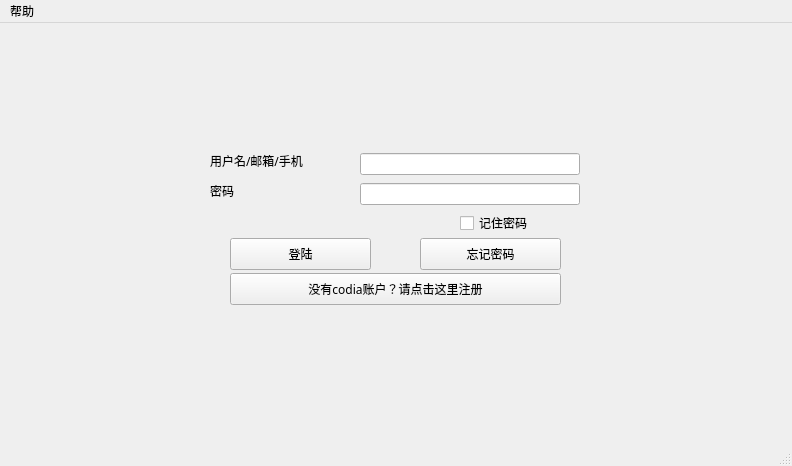
Qt form loginWindow.ui (Camorgx/CodiaClient) before a commit.
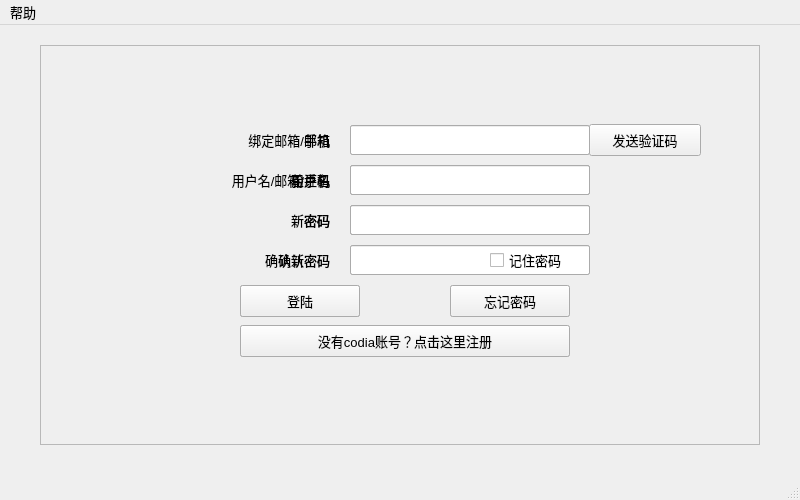
The same form after that commit.

Commit message: Change `register` and `reset` from QWidget to QFrame

Diff of the .ui file:
```diff
--- a/loginWindow.ui
+++ b/loginWindow.ui
@@ -2,17 +2,12 @@
 <ui version="4.0">
  <class>loginWindow</class>
  <widget class="QMainWindow" name="loginWindow">
-  <property name="font">
-   <font>
-    <family>Microsoft Yahei</family>
-   </font>
-  </property>
   <property name="geometry">
    <rect>
     <x>0</x>
     <y>0</y>
-    <width>792</width>
-    <height>466</height>
+    <width>800</width>
+    <height>500</height>
    </rect>
   </property>
   <property name="minimumSize">
@@ -23,122 +18,541 @@
   </property>
   <property name="maximumSize">
    <size>
-    <width>792</width>
-    <height>466</height>
+    <width>800</width>
+    <height>500</height>
    </size>
   </property>
+  <property name="font">
+   <font>
+    <family>Microsoft YaHei UI</family>
+    <pointsize>10</pointsize>
+   </font>
+  </property>
   <property name="windowTitle">
    <string>欢迎使用Codia——登陆</string>
   </property>
   <widget class="QWidget" name="centralwidget">
-   <widget class="QLineEdit" name="lineEdit">
-    <property name="font">
-     <font>
-      <family>Consolas</family>
-     </font>
-    </property>
+   <widget class="QFrame" name="loginFrame">
     <property name="geometry">
      <rect>
-      <x>360</x>
-      <y>130</y>
-      <width>220</width>
-      <height>22</height>
+      <x>40</x>
+      <y>20</y>
+      <width>720</width>
+      <height>400</height>
      </rect>
     </property>
-   </widget>
-   <widget class="QLabel" name="label">
-    <property name="geometry">
-     <rect>
-      <x>210</x>
-      <y>130</y>
-      <width>145</width>
-      <height>16</height>
-     </rect>
+    <property name="frameShape">
+     <enum>QFrame::StyledPanel</enum>
     </property>
-    <property name="text">
-     <string>用户名/邮箱/手机</string>
+    <property name="frameShadow">
+     <enum>QFrame::Raised</enum>
     </property>
+    <widget class="QPushButton" name="pushButtonGoReset">
+     <property name="geometry">
+      <rect>
+       <x>410</x>
+       <y>240</y>
+       <width>120</width>
+       <height>32</height>
+      </rect>
+     </property>
+     <property name="text">
+      <string>忘记密码</string>
+     </property>
+    </widget>
+    <widget class="QCheckBox" name="checkBox">
+     <property name="geometry">
+      <rect>
+       <x>450</x>
+       <y>200</y>
+       <width>100</width>
+       <height>30</height>
+      </rect>
+     </property>
+     <property name="text">
+      <string>记住密码</string>
+     </property>
+    </widget>
+    <widget class="QLabel" name="label">
+     <property name="geometry">
+      <rect>
+       <x>140</x>
+       <y>120</y>
+       <width>160</width>
+       <height>30</height>
+      </rect>
+     </property>
+     <property name="text">
+      <string>用户名/邮箱/手机</string>
+     </property>
+     <property name="alignment">
+      <set>Qt::AlignRight|Qt::AlignTrailing|Qt::AlignVCenter</set>
+     </property>
+     <property name="margin">
+      <number>0</number>
+     </property>
+     <property name="indent">
+      <number>10</number>
+     </property>
+    </widget>
+    <widget class="QLineEdit" name="lineEdit0Username">
+     <property name="geometry">
+      <rect>
+       <x>310</x>
+       <y>120</y>
+       <width>240</width>
+       <height>30</height>
+      </rect>
+     </property>
+     <property name="font">
+      <font>
+       <family>Consolas</family>
+       <pointsize>10</pointsize>
+      </font>
+     </property>
+    </widget>
+    <widget class="QLabel" name="label_2">
+     <property name="geometry">
+      <rect>
+       <x>140</x>
+       <y>160</y>
+       <width>160</width>
+       <height>30</height>
+      </rect>
+     </property>
+     <property name="text">
+      <string>密码</string>
+     </property>
+     <property name="alignment">
+      <set>Qt::AlignRight|Qt::AlignTrailing|Qt::AlignVCenter</set>
+     </property>
+     <property name="indent">
+      <number>10</number>
+     </property>
+    </widget>
+    <widget class="QLineEdit" name="lineEdit0Password">
+     <property name="geometry">
+      <rect>
+       <x>310</x>
+       <y>160</y>
+       <width>240</width>
+       <height>30</height>
+      </rect>
+     </property>
+     <property name="font">
+      <font>
+       <family>Consolas</family>
+       <pointsize>10</pointsize>
+      </font>
+     </property>
+    </widget>
+    <widget class="QPushButton" name="pushButtonGoRegister">
+     <property name="geometry">
+      <rect>
+       <x>200</x>
+       <y>280</y>
+       <width>330</width>
+       <height>32</height>
+      </rect>
+     </property>
+     <property name="text">
+      <string>没有codia账号？点击这里注册</string>
+     </property>
+    </widget>
+    <widget class="QPushButton" name="pushButtonLogin">
+     <property name="geometry">
+      <rect>
+       <x>200</x>
+       <y>240</y>
+       <width>120</width>
+       <height>32</height>
+      </rect>
+     </property>
+     <property name="text">
+      <string>登陆</string>
+     </property>
+    </widget>
    </widget>
-   <widget class="QLabel" name="label_2">
+   <widget class="QFrame" name="registerFrame">
     <property name="geometry">
      <rect>
-      <x>210</x>
-      <y>160</y>
-      <width>145</width>
-      <height>16</height>
+      <x>40</x>
+      <y>20</y>
+      <width>720</width>
+      <height>400</height>
      </rect>
     </property>
-    <property name="text">
-     <string>密码</string>
+    <property name="frameShape">
+     <enum>QFrame::StyledPanel</enum>
     </property>
-   </widget>
-   <widget class="QLineEdit" name="lineEdit_2">
-    <property name="font">
-     <font>
-      <family>Consolas</family>
-     </font>
+    <property name="frameShadow">
+     <enum>QFrame::Raised</enum>
     </property>
-    <property name="geometry">
-     <rect>
-      <x>360</x>
-      <y>160</y>
-      <width>220</width>
-      <height>22</height>
-     </rect>
-    </property>
+    <widget class="QLineEdit" name="lineEdit1Password">
+     <property name="geometry">
+      <rect>
+       <x>310</x>
+       <y>160</y>
+       <width>240</width>
+       <height>30</height>
+      </rect>
+     </property>
+     <property name="font">
+      <font>
+       <family>Consolas</family>
+       <pointsize>10</pointsize>
+      </font>
+     </property>
+    </widget>
+    <widget class="QPushButton" name="pushButtonRegister">
+     <property name="geometry">
+      <rect>
+       <x>200</x>
+       <y>240</y>
+       <width>120</width>
+       <height>32</height>
+      </rect>
+     </property>
+     <property name="text">
+      <string>注册</string>
+     </property>
+    </widget>
+    <widget class="QLineEdit" name="lineEdit1Checkpassword">
+     <property name="geometry">
+      <rect>
+       <x>310</x>
+       <y>200</y>
+       <width>240</width>
+       <height>30</height>
+      </rect>
+     </property>
+     <property name="font">
+      <font>
+       <family>Consolas</family>
+       <pointsize>10</pointsize>
+      </font>
+     </property>
+    </widget>
+    <widget class="QLabel" name="label_3">
+     <property name="geometry">
+      <rect>
+       <x>140</x>
+       <y>120</y>
+       <width>160</width>
+       <height>30</height>
+      </rect>
+     </property>
+     <property name="text">
+      <string>用户名</string>
+     </property>
+     <property name="alignment">
+      <set>Qt::AlignRight|Qt::AlignTrailing|Qt::AlignVCenter</set>
+     </property>
+     <property name="indent">
+      <number>10</number>
+     </property>
+    </widget>
+    <widget class="QLabel" name="label_4">
+     <property name="geometry">
+      <rect>
+       <x>140</x>
+       <y>160</y>
+       <width>160</width>
+       <height>30</height>
+      </rect>
+     </property>
+     <property name="text">
+      <string>密码</string>
+     </property>
+     <property name="alignment">
+      <set>Qt::AlignRight|Qt::AlignTrailing|Qt::AlignVCenter</set>
+     </property>
+     <property name="indent">
+      <number>10</number>
+     </property>
+    </widget>
+    <widget class="QLabel" name="label_5">
+     <property name="geometry">
+      <rect>
+       <x>140</x>
+       <y>80</y>
+       <width>160</width>
+       <height>30</height>
+      </rect>
+     </property>
+     <property name="text">
+      <string>邮箱</string>
+     </property>
+     <property name="alignment">
+      <set>Qt::AlignRight|Qt::AlignTrailing|Qt::AlignVCenter</set>
+     </property>
+     <property name="indent">
+      <number>10</number>
+     </property>
+    </widget>
+    <widget class="QLineEdit" name="lineEdit1Userphone">
+     <property name="geometry">
+      <rect>
+       <x>310</x>
+       <y>80</y>
+       <width>240</width>
+       <height>30</height>
+      </rect>
+     </property>
+     <property name="font">
+      <font>
+       <family>Consolas</family>
+       <pointsize>10</pointsize>
+      </font>
+     </property>
+    </widget>
+    <widget class="QLabel" name="label_6">
+     <property name="geometry">
+      <rect>
+       <x>140</x>
+       <y>200</y>
+       <width>160</width>
+       <height>30</height>
+      </rect>
+     </property>
+     <property name="text">
+      <string>确认密码</string>
+     </property>
+     <property name="alignment">
+      <set>Qt::AlignRight|Qt::AlignTrailing|Qt::AlignVCenter</set>
+     </property>
+     <property name="indent">
+      <number>10</number>
+     </property>
+    </widget>
+    <widget class="QLineEdit" name="lineEdit1Username">
+     <property name="geometry">
+      <rect>
+       <x>310</x>
+       <y>120</y>
+       <width>240</width>
+       <height>30</height>
+      </rect>
+     </property>
+     <property name="font">
+      <font>
+       <family>Consolas</family>
+       <pointsize>10</pointsize>
+      </font>
+     </property>
+    </widget>
+    <widget class="QPushButton" name="pushButton1Return">
+     <property name="geometry">
+      <rect>
+       <x>200</x>
+       <y>280</y>
+       <width>330</width>
+       <height>32</height>
+      </rect>
+     </property>
+     <property name="text">
+      <string>已有codia账号？点击这里登录</string>
+     </property>
+    </widget>
    </widget>
-   <widget class="QPushButton" name="pushButtonLogin">
+   <widget class="QFrame" name="resetFrame">
     <property name="geometry">
      <rect>
-      <x>230</x>
-      <y>215</y>
-      <width>141</width>
-      <height>32</height>
+      <x>40</x>
+      <y>20</y>
+      <width>720</width>
+      <height>400</height>
      </rect>
     </property>
-    <property name="text">
-     <string>登陆</string>
+    <property name="frameShape">
+     <enum>QFrame::StyledPanel</enum>
     </property>
-   </widget>
-   <widget class="QPushButton" name="pushButtonRegister">
-    <property name="geometry">
-     <rect>
-      <x>230</x>
-      <y>250</y>
-      <width>331</width>
-      <height>32</height>
-     </rect>
+    <property name="frameShadow">
+     <enum>QFrame::Raised</enum>
     </property>
-    <property name="text">
-     <string>没有codia账户？请点击这里注册</string>
-    </property>
+    <widget class="QPushButton" name="pushButtonReset">
+     <property name="geometry">
+      <rect>
+       <x>200</x>
+       <y>240</y>
+       <width>120</width>
+       <height>32</height>
+      </rect>
+     </property>
+     <property name="text">
+      <string>重置密码</string>
+     </property>
+    </widget>
+    <widget class="QLabel" name="label_7">
+     <property name="geometry">
+      <rect>
+       <x>150</x>
+       <y>80</y>
+       <width>150</width>
+       <height>30</height>
+      </rect>
+     </property>
+     <property name="text">
+      <string>绑定邮箱/手机</string>
+     </property>
+     <property name="alignment">
+      <set>Qt::AlignRight|Qt::AlignTrailing|Qt::AlignVCenter</set>
+     </property>
+     <property name="indent">
+      <number>10</number>
+     </property>
+    </widget>
+    <widget class="QLabel" name="label_8">
+     <property name="geometry">
+      <rect>
+       <x>150</x>
+       <y>200</y>
+       <width>150</width>
+       <height>30</height>
+      </rect>
+     </property>
+     <property name="text">
+      <string>确认新密码</string>
+     </property>
+     <property name="alignment">
+      <set>Qt::AlignRight|Qt::AlignTrailing|Qt::AlignVCenter</set>
+     </property>
+     <property name="indent">
+      <number>10</number>
+     </property>
+    </widget>
+    <widget class="QLineEdit" name="lineEdit2CheckNewPassword">
+     <property name="geometry">
+      <rect>
+       <x>310</x>
+       <y>200</y>
+       <width>240</width>
+       <height>30</height>
+      </rect>
+     </property>
+     <property name="font">
+      <font>
+       <family>Consolas</family>
+       <pointsize>10</pointsize>
+      </font>
+     </property>
+    </widget>
+    <widget class="QLabel" name="label_9">
+     <property name="geometry">
+      <rect>
+       <x>150</x>
+       <y>120</y>
+       <width>150</width>
+       <height>30</height>
+      </rect>
+     </property>
+     <property name="text">
+      <string>验证码</string>
+     </property>
+     <property name="alignment">
+      <set>Qt::AlignRight|Qt::AlignTrailing|Qt::AlignVCenter</set>
+     </property>
+     <property name="indent">
+      <number>10</number>
+     </property>
+    </widget>
+    <widget class="QLineEdit" name="lineEdit2CheckNum">
+     <property name="geometry">
+      <rect>
+       <x>310</x>
+       <y>120</y>
+       <width>240</width>
+       <height>30</height>
+      </rect>
+     </property>
+     <property name="font">
+      <font>
+       <family>Consolas</family>
+       <pointsize>10</pointsize>
+      </font>
+     </property>
+    </widget>
+    <widget class="QLineEdit" name="lineEdit2Account">
+     <property name="geometry">
+      <rect>
+       <x>310</x>
+       <y>80</y>
+       <width>240</width>
+       <height>30</height>
+      </rect>
+     </property>
+     <property name="font">
+      <font>
+       <family>Consolas</family>
+       <pointsize>10</pointsize>
+      </font>
+     </property>
+    </widget>
+    <widget class="QLabel" name="label_10">
+     <property name="geometry">
+      <rect>
+       <x>150</x>
+       <y>160</y>
+       <width>150</width>
+       <height>30</height>
+      </rect>
+     </property>
+     <property name="text">
+      <string>新密码</string>
+     </property>
+     <property name="alignment">
+      <set>Qt::AlignRight|Qt::AlignTrailing|Qt::AlignVCenter</set>
+     </property>
+     <property name="indent">
+      <number>10</number>
+     </property>
+    </widget>
+    <widget class="QLineEdit" name="lineEdit2NewPassword">
+     <property name="geometry">
+      <rect>
+       <x>310</x>
+       <y>160</y>
+       <width>240</width>
+       <height>30</height>
+      </rect>
+     </property>
+     <property name="font">
+      <font>
+       <family>Consolas</family>
+       <pointsize>10</pointsize>
+      </font>
+     </property>
+    </widget>
+    <widget class="QPushButton" name="pushButton2GetCheck">
+     <property name="geometry">
+      <rect>
+       <x>549</x>
+       <y>79</y>
+       <width>112</width>
+       <height>32</height>
+      </rect>
+     </property>
+     <property name="text">
+      <string>发送验证码</string>
+     </property>
+    </widget>
+    <widget class="QPushButton" name="pushButton2Return">
+     <property name="geometry">
+      <rect>
+       <x>410</x>
+       <y>240</y>
+       <width>120</width>
+       <height>32</height>
+      </rect>
+     </property>
+     <property name="text">
+      <string>返回</string>
+     </property>
+    </widget>
    </widget>
-   <widget class="QPushButton" name="pushButtonReset">
-    <property name="geometry">
-     <rect>
-      <x>420</x>
-      <y>215</y>
-      <width>141</width>
-      <height>32</height>
-     </rect>
-    </property>
-    <property name="text">
-     <string>忘记密码</string>
-    </property>
-   </widget>
-   <widget class="QCheckBox" name="checkBox">
-    <property name="geometry">
-     <rect>
-      <x>460</x>
-      <y>190</y>
-      <width>86</width>
-      <height>20</height>
-     </rect>
-    </property>
-    <property name="text">
-     <string>记住密码</string>
-    </property>
-   </widget>
+   <zorder>registerFrame</zorder>
+   <zorder>resetFrame</zorder>
+   <zorder>loginFrame</zorder>
   </widget>
   <widget class="QStatusBar" name="statusbar"/>
   <widget class="QMenuBar" name="menuBar">
@@ -146,8 +560,8 @@
     <rect>
      <x>0</x>
      <y>0</y>
-     <width>792</width>
-     <height>24</height>
+     <width>800</width>
+     <height>29</height>
     </rect>
    </property>
    <widget class="QMenu" name="menu">
```
The commit also changes 6 other files.
